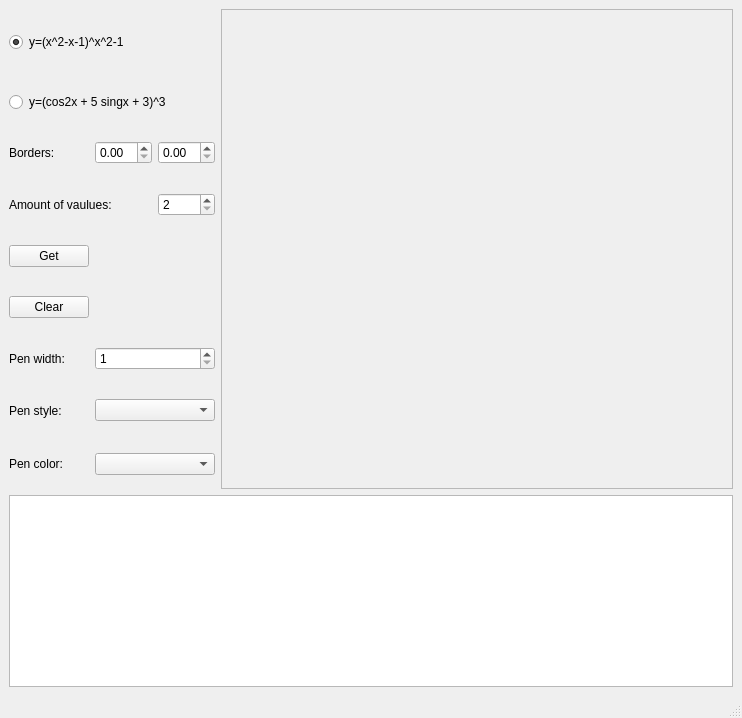
First picture: the form in mainwindow.ui, repository nosenko-mi/hmi-all, before the edit.
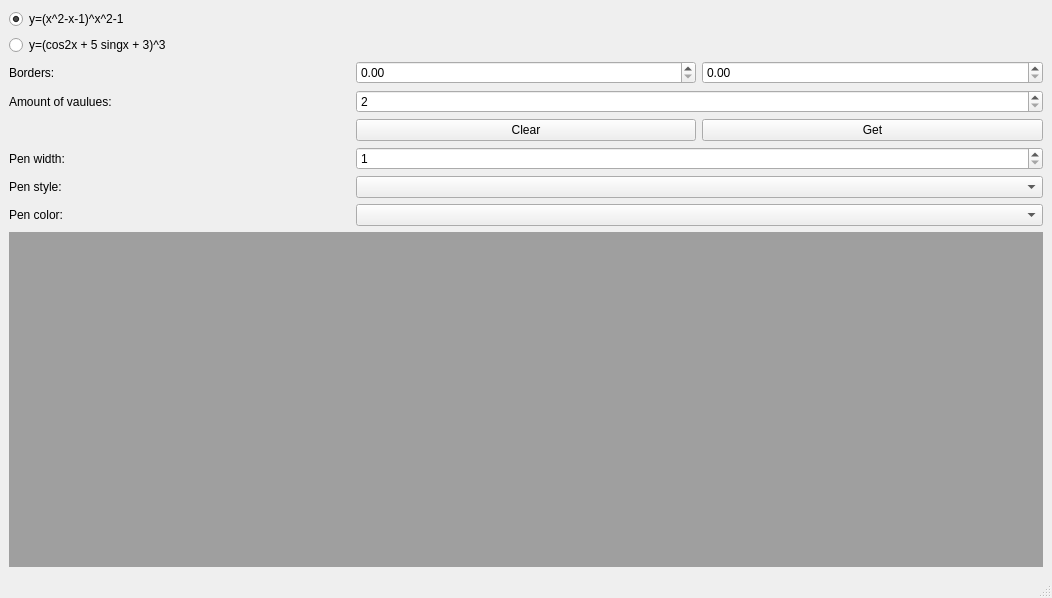
Second picture: the form after the edit.

Diff of the .ui file:
```diff
--- a/mainwindow.ui
+++ b/mainwindow.ui
@@ -6,8 +6,8 @@
    <rect>
     <x>0</x>
     <y>0</y>
-    <width>566</width>
-    <height>624</height>
+    <width>1052</width>
+    <height>598</height>
    </rect>
   </property>
   <property name="windowTitle">
@@ -18,18 +18,27 @@
   </property>
   <widget class="QWidget" name="centralwidget">
    <layout class="QGridLayout" name="gridLayout_2">
+    <item row="2" column="0">
+     <widget class="QMdiArea" name="mdiArea"/>
+    </item>
     <item row="1" column="0">
-     <widget class="QTableWidget" name="tableWidget">
-      <property name="sizePolicy">
-       <sizepolicy hsizetype="Expanding" vsizetype="Fixed">
-        <horstretch>0</horstretch>
-        <verstretch>0</verstretch>
-       </sizepolicy>
-      </property>
-     </widget>
-    </item>
-    <item row="0" column="0">
      <layout class="QGridLayout" name="gridLayout">
+      <item row="8" column="0">
+       <widget class="QLabel" name="label_5">
+        <property name="text">
+         <string>Pen color:</string>
+        </property>
+       </widget>
+      </item>
+      <item row="7" column="1" colspan="2">
+       <widget class="QComboBox" name="penStyleComboBox"/>
+      </item>
+      <item row="8" column="1" colspan="2">
+       <widget class="QComboBox" name="penColorComboBox"/>
+      </item>
+      <item row="2" column="2">
+       <widget class="QDoubleSpinBox" name="rightSpinBox"/>
+      </item>
       <item row="6" column="0">
        <widget class="QLabel" name="label_3">
         <property name="text">
@@ -37,13 +46,10 @@
         </property>
        </widget>
       </item>
-      <item row="6" column="1" colspan="2">
-       <widget class="QSpinBox" name="penWidthSpinBox">
-        <property name="minimum">
-         <number>1</number>
-        </property>
-        <property name="value">
-         <number>1</number>
+      <item row="7" column="0">
+       <widget class="QLabel" name="label_4">
+        <property name="text">
+         <string>Pen style:</string>
         </property>
        </widget>
       </item>
@@ -57,26 +63,6 @@
         </property>
        </widget>
       </item>
-      <item row="2" column="1">
-       <widget class="QDoubleSpinBox" name="leftSpinBox"/>
-      </item>
-      <item row="7" column="0">
-       <widget class="QLabel" name="label_4">
-        <property name="text">
-         <string>Pen style:</string>
-        </property>
-       </widget>
-      </item>
-      <item row="5" column="0">
-       <widget class="QPushButton" name="clearButton">
-        <property name="text">
-         <string>Clear</string>
-        </property>
-       </widget>
-      </item>
-      <item row="2" column="2">
-       <widget class="QDoubleSpinBox" name="rightSpinBox"/>
-      </item>
       <item row="1" column="0" colspan="3">
        <widget class="QRadioButton" name="f2RadioButton">
         <property name="text">
@@ -84,27 +70,13 @@
         </property>
        </widget>
       </item>
-      <item row="8" column="0">
-       <widget class="QLabel" name="label_5">
-        <property name="text">
-         <string>Pen color:</string>
-        </property>
-       </widget>
-      </item>
-      <item row="7" column="1" colspan="2">
-       <widget class="QComboBox" name="penStyleComboBox"/>
-      </item>
-      <item row="4" column="0">
-       <widget class="QPushButton" name="pushButton">
-        <property name="text">
-         <string>Get</string>
-        </property>
-       </widget>
-      </item>
-      <item row="3" column="2">
-       <widget class="QSpinBox" name="valuesAmountSpinBox">
+      <item row="6" column="1" colspan="2">
+       <widget class="QSpinBox" name="penWidthSpinBox">
         <property name="minimum">
-         <number>2</number>
+         <number>1</number>
+        </property>
+        <property name="value">
+         <number>1</number>
         </property>
        </widget>
       </item>
@@ -115,52 +87,35 @@
         </property>
        </widget>
       </item>
-      <item row="3" column="0" colspan="2">
+      <item row="2" column="1">
+       <widget class="QDoubleSpinBox" name="leftSpinBox"/>
+      </item>
+      <item row="3" column="0">
        <widget class="QLabel" name="label_2">
         <property name="text">
          <string>Amount of vaulues:</string>
         </property>
        </widget>
       </item>
-      <item row="8" column="1" colspan="2">
-       <widget class="QComboBox" name="penColorComboBox"/>
+      <item row="3" column="1" colspan="2">
+       <widget class="QSpinBox" name="valuesAmountSpinBox">
+        <property name="minimum">
+         <number>2</number>
+        </property>
+       </widget>
       </item>
-      <item row="0" column="3" rowspan="9">
-       <widget class="QScrollArea" name="scrollArea">
-        <property name="sizePolicy">
-         <sizepolicy hsizetype="Expanding" vsizetype="Expanding">
-          <horstretch>0</horstretch>
-          <verstretch>0</verstretch>
-         </sizepolicy>
+      <item row="5" column="2">
+       <widget class="QPushButton" name="pushButton">
+        <property name="text">
+         <string>Get</string>
         </property>
-        <property name="minimumSize">
-         <size>
-          <width>512</width>
-          <height>480</height>
-         </size>
+       </widget>
+      </item>
+      <item row="5" column="1">
+       <widget class="QPushButton" name="clearButton">
+        <property name="text">
+         <string>Clear</string>
         </property>
-        <property name="maximumSize">
-         <size>
-          <width>1024</width>
-          <height>512</height>
-         </size>
-        </property>
-        <property name="widgetResizable">
-         <bool>true</bool>
-        </property>
-        <widget class="QWidget" name="scrollAreaWidgetContent">
-         <property name="enabled">
-          <bool>false</bool>
-         </property>
-         <property name="geometry">
-          <rect>
-           <x>0</x>
-           <y>0</y>
-           <width>510</width>
-           <height>478</height>
-          </rect>
-         </property>
-        </widget>
        </widget>
       </item>
      </layout>
@@ -172,7 +127,7 @@
     <rect>
      <x>0</x>
      <y>0</y>
-     <width>566</width>
+     <width>1052</width>
      <height>21</height>
     </rect>
    </property>
```
